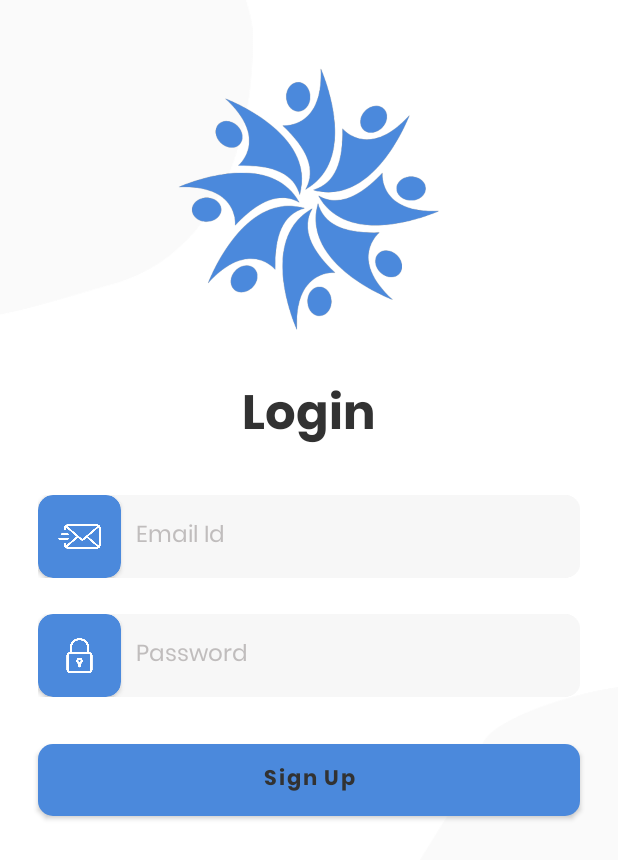
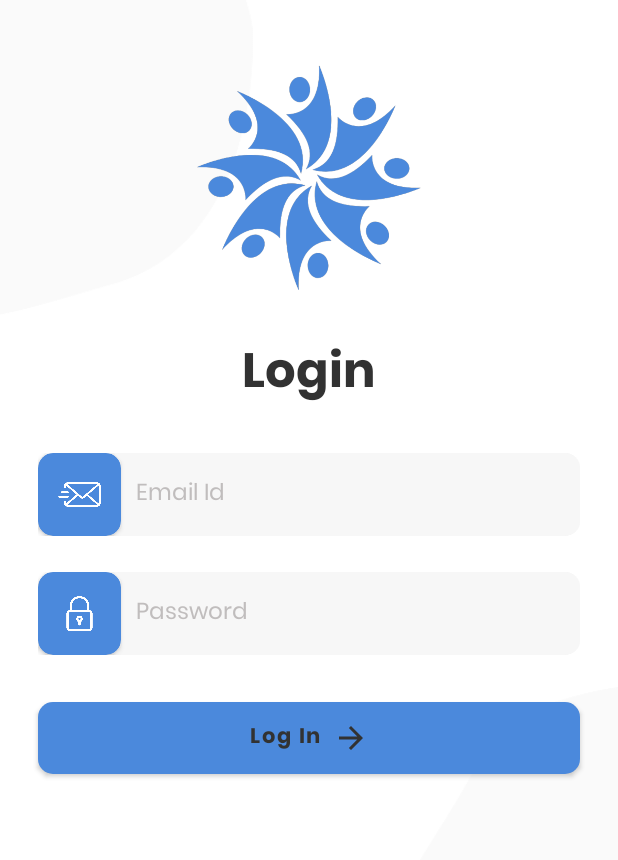
Before and after one commit to Elite-Works-project/Elite_Works, an Android app: the screen it shows after launch (LoginActivity), on a phone screen of 412 x 824 dp. Shown: the top 860 px of the screen. Run offline under Robolectric (Android 15) with nearby library versions, the phone set to English and light mode, and no system bars.

Commit message:
created login,signup activities Pending : add forgot password,login buttons

```diff
--- a/app/build.gradle
+++ b/app/build.gradle
@@ -1,6 +1,7 @@
 plugins {
     id 'com.android.application'
     id 'org.jetbrains.kotlin.android'
+    id 'com.google.gms.google-services'
 }
 
 android {
@@ -37,8 +38,11 @@ dependencies {
     implementation 'androidx.appcompat:appcompat:1.6.1'
     implementation 'com.google.android.material:material:1.8.0'
     implementation 'androidx.constraintlayout:constraintlayout:2.1.4'
+    implementation 'com.google.firebase:firebase-database-ktx:20.2.1'
     testImplementation 'junit:junit:4.13.2'
     androidTestImplementation 'androidx.test.ext:junit:1.1.5'
     androidTestImplementation 'androidx.test.espresso:espresso-core:3.5.1'
 
+    implementation 'com.google.gms:google-services:4.3.15'
+
 }
--- a/app/src/main/res/layout/activity_login.xml
+++ b/app/src/main/res/layout/activity_login.xml
@@ -10,12 +10,14 @@
 
     <ImageView
         android:id="@+id/logoImageViewLogin"
-        android:layout_width="200dp"
+        android:layout_width="match_parent"
         android:layout_gravity="center"
         android:layout_height="wrap_content"
         android:src="@drawable/elite_works_logo"
         android:adjustViewBounds="true"
         android:layout_marginTop="30dp"
+        android:layout_marginLeft="120dp"
+        android:layout_marginRight="120dp"
         />
 
     <TextView
@@ -128,6 +130,10 @@
         android:textAllCaps="false"
         android:textColor="@color/text_view"
         android:fontFamily="@font/poppins_bold"
-        android:text="Sign Up"/>
+        app:icon="@drawable/ic_baseline_arrow_forward_24"
+        app:elevation="10dp"
+        app:iconTint="@color/text_view"
+        app:iconGravity="textEnd"
+        android:text="Log In"/>
+
 </LinearLayout>
-<!--    add buttons-->
--- a/build.gradle
+++ b/build.gradle
@@ -1,4 +1,8 @@
-// Top-level build file where you can add configuration options common to all sub-projects/modules.
+buildscript {
+    dependencies {
+        classpath 'com.google.gms:google-services:4.3.15'
+    }
+}// Top-level build file where you can add configuration options common to all sub-projects/modules.
 plugins {
     id 'com.android.application' version '7.2.1' apply false
     id 'com.android.library' version '7.2.1' apply false
```
Also changed, not shown: app/src/main/res/layout/activity_sign_up.xml (+4 -3 lines), 1 other file.
